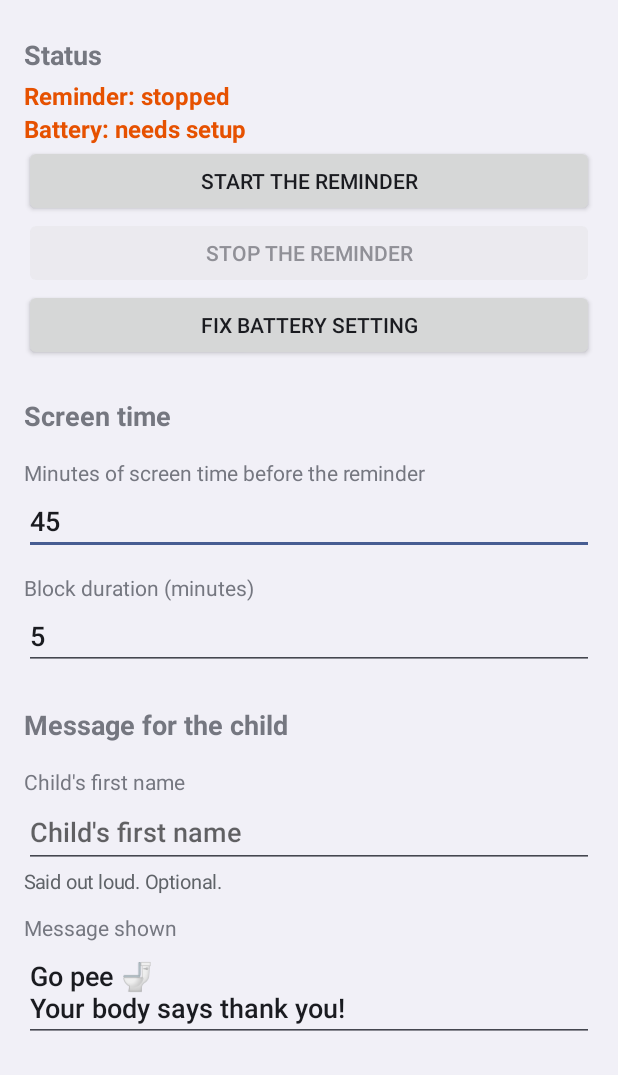
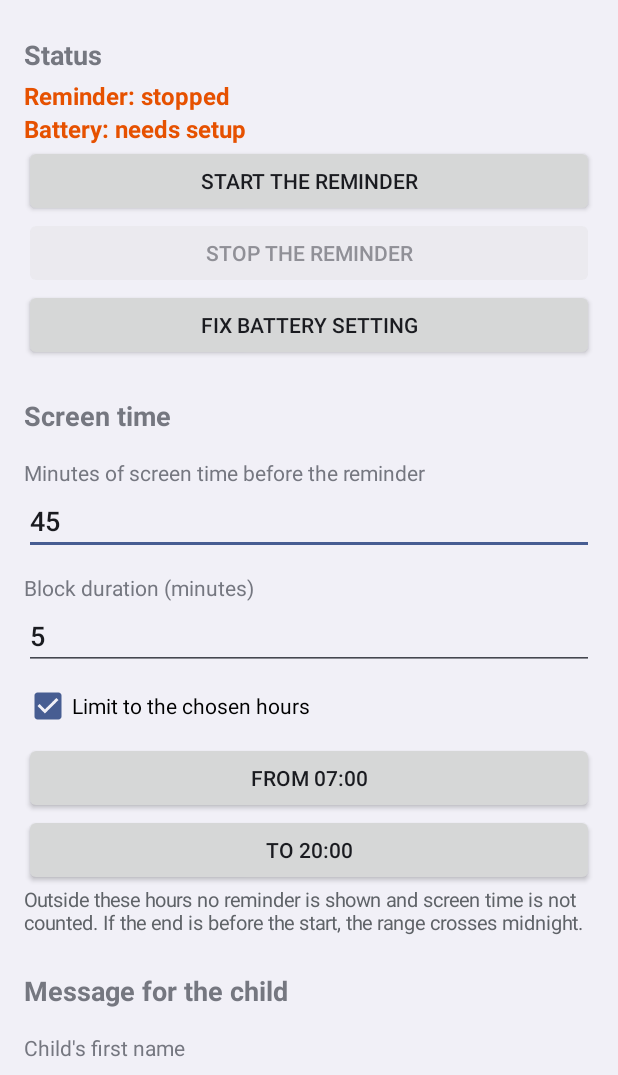
Before and after one commit to josaphatmayuba/potty-pause, an Android app: the screen it shows after launch (MainActivity), on a phone screen of 412 x 824 dp, the part 161-1236 px from its top. Run offline under Robolectric (Android 15) with nearby library versions, the phone set to English and light mode, and no system bars.

Commit message:
v1.2: heures de fonctionnement + verification quotidienne des mises a jour

```diff
--- a/app/build.gradle.kts
+++ b/app/build.gradle.kts
@@ -10,8 +10,8 @@ android {
         applicationId = "com.famille.rappelpipi"
         minSdk = 26
         targetSdk = 34
-        versionCode = 2
-        versionName = "1.1"
+        versionCode = 3
+        versionName = "1.2"
     }
     compileOptions {
         sourceCompatibility = JavaVersion.VERSION_17
--- a/app/src/main/java/com/famille/rappelpipi/MainActivity.kt
+++ b/app/src/main/java/com/famille/rappelpipi/MainActivity.kt
@@ -161,7 +161,10 @@ class MainActivity : Activity() {
             val battOk = pm.isIgnoringBatteryOptimizations(packageName)
             val on = Prefs.enabled(this)
             val green = Color.parseColor("#2E7D32"); val orange = Color.parseColor("#E65100")
-            statusRem.text = getString(R.string.status_reminder, getString(if (on) R.string.status_active else R.string.status_stopped))
+            val outside = on && !Prefs.inActiveHours(this)
+            statusRem.text = getString(R.string.status_reminder,
+                if (outside) getString(R.string.status_outside_hours)
+                else getString(if (on) R.string.status_active else R.string.status_stopped))
             statusRem.setTextColor(if (on) green else orange)
             statusBatt.text = getString(R.string.status_battery, getString(if (battOk) R.string.battery_ok else R.string.battery_todo))
             statusBatt.setTextColor(if (battOk) green else orange)
@@ -174,6 +177,32 @@ class MainActivity : Activity() {
         col.addView(section(getString(R.string.sec_screen_time)))
         col.addView(label(getString(R.string.lbl_interval))); col.addView(interval)
         col.addView(label(getString(R.string.lbl_lock))); col.addView(lock)
+        var fromMin = Prefs.activeFrom(this)
+        var toMin = Prefs.activeTo(this)
+        fun hm(m: Int) = "%02d:%02d".format(m / 60, m % 60)
+        val limitChk = android.widget.CheckBox(this).apply {
+            text = getString(R.string.chk_limit_hours)
+            isChecked = Prefs.activeLimited(this@MainActivity)
+            minHeight = dp(48)
+        }
+        val fromBtn = btn("")
+        val toBtn = btn("")
+        fun refreshHours() {
+            fromBtn.text = getString(R.string.lbl_from) + " " + hm(fromMin)
+            toBtn.text = getString(R.string.lbl_to) + " " + hm(toMin)
+            fromBtn.isEnabled = limitChk.isChecked
+            toBtn.isEnabled = limitChk.isChecked
+        }
+        fromBtn.setOnClickListener {
+            android.app.TimePickerDialog(this, { _, h, m -> fromMin = h * 60 + m; refreshHours() }, fromMin / 60, fromMin % 60, true).show()
+        }
+        toBtn.setOnClickListener {
+            android.app.TimePickerDialog(this, { _, h, m -> toMin = h * 60 + m; refreshHours() }, toMin / 60, toMin % 60, true).show()
+        }
+        limitChk.setOnCheckedChangeListener { _, _ -> refreshHours() }
+        refreshHours()
+        col.addView(limitChk); col.addView(fromBtn); col.addView(toBtn)
+        col.addView(help(getString(R.string.help_hours)))
 
         // 3. Message pour l'enfant
         col.addView(section(getString(R.string.sec_message)))
@@ -328,6 +357,7 @@ class MainActivity : Activity() {
             if (bad != null) { bad.requestFocus(); return@setOnClickListener }
             val msgText = if (Prefs.isDefaultMessage(this@MainActivity, message.text.toString())) "" else message.text.toString()
             Prefs.save(this@MainActivity, i, l, msgText, p, childName.text.toString().trim())
+            Prefs.setActive(this@MainActivity, fromMin, toMin, limitChk.isChecked)
             Prefs.setTheme(this@MainActivity, themeIds[themeSpin.selectedItemPosition.coerceIn(0, themeIds.size - 1)])
             Prefs.setBlocsAnim(this@MainActivity, animIds[animSpin.selectedItemPosition.coerceIn(0, animIds.size - 1)])
             if (!Settings.canDrawOverlays(this@MainActivity)) {
--- a/app/src/main/java/com/famille/rappelpipi/Updater.kt
+++ b/app/src/main/java/com/famille/rappelpipi/Updater.kt
@@ -18,13 +18,11 @@ import java.net.URL
 object Updater {
     private const val API = "https://api.github.com/repos/josaphatmayuba/potty-pause/releases/latest"
 
-    private fun currentCode(a: Activity): Long =
+    fun currentCode(a: android.content.Context): Long =
         a.packageManager.getPackageInfo(a.packageName, 0).longVersionCode
 
-    /** manual = true : affiche aussi "deja a jour" / les erreurs. */
-    fun check(a: Activity, manual: Boolean) {
-        Thread {
-            try {
+    /** Reseau bloquant (appeler hors thread principal) : (version distante, url APK) ou null si echec. */
+    fun fetchLatest(): Pair<Long, String?>? = try {
         val c = URL(API).openConnection() as HttpURLConnection
         c.connectTimeout = 8000; c.readTimeout = 8000
         c.setRequestProperty("Accept", "application/vnd.github+json")
@@ -36,6 +34,16 @@ object Updater {
             val o = assets.getJSONObject(i)
             if (o.getString("name").endsWith(".apk")) url = o.getString("browser_download_url")
         }
+        Pair(remote, url)
+    } catch (e: Exception) {
+        null
+    }
+
+    /** manual = true : affiche aussi "deja a jour" / les erreurs. */
+    fun check(a: Activity, manual: Boolean) {
+        Thread {
+            try {
+                val (remote, url) = fetchLatest() ?: throw java.io.IOException("fetch")
                 a.runOnUiThread {
                     if (url != null && remote > currentCode(a)) askInstall(a, remote, url)
                     else if (manual) toast(a, a.getString(R.string.upd_up_to_date))
--- a/app/src/main/res/values/strings.xml
+++ b/app/src/main/res/values/strings.xml
@@ -17,6 +17,11 @@
     <string name="btn_battery">Fix battery setting</string>
 
     <string name="sec_screen_time">Screen time</string>
+    <string name="chk_limit_hours">Limit to the chosen hours</string>
+    <string name="lbl_from">From</string>
+    <string name="lbl_to">To</string>
+    <string name="help_hours">Outside these hours no reminder is shown and screen time is not counted. If the end is before the start, the range crosses midnight.</string>
+    <string name="status_outside_hours">Outside active hours</string>
     <string name="lbl_interval">Minutes of screen time before the reminder</string>
     <string name="lbl_lock">Block duration (minutes)</string>
     <string name="sec_message">Message for the child</string>
@@ -161,4 +166,7 @@
     <string name="upd_allow_installs">Allow installs from this app, then try again</string>
     <string name="upd_downloading">Downloading…</string>
     <string name="upd_download_failed">Download failed</string>
+    <string name="upd_channel">Updates</string>
+    <string name="upd_notif_title">New version available</string>
+    <string name="upd_notif_text">Tap to update the app</string>
 </resources>
```
Also changed, not shown: app/src/main/java/com/famille/rappelpipi/Prefs.kt (+28 -0 lines), app/src/main/java/com/famille/rappelpipi/ReminderService.kt (+47 -0 lines), 1 other file. Lines whose indentation alone changed are shown as unchanged.
